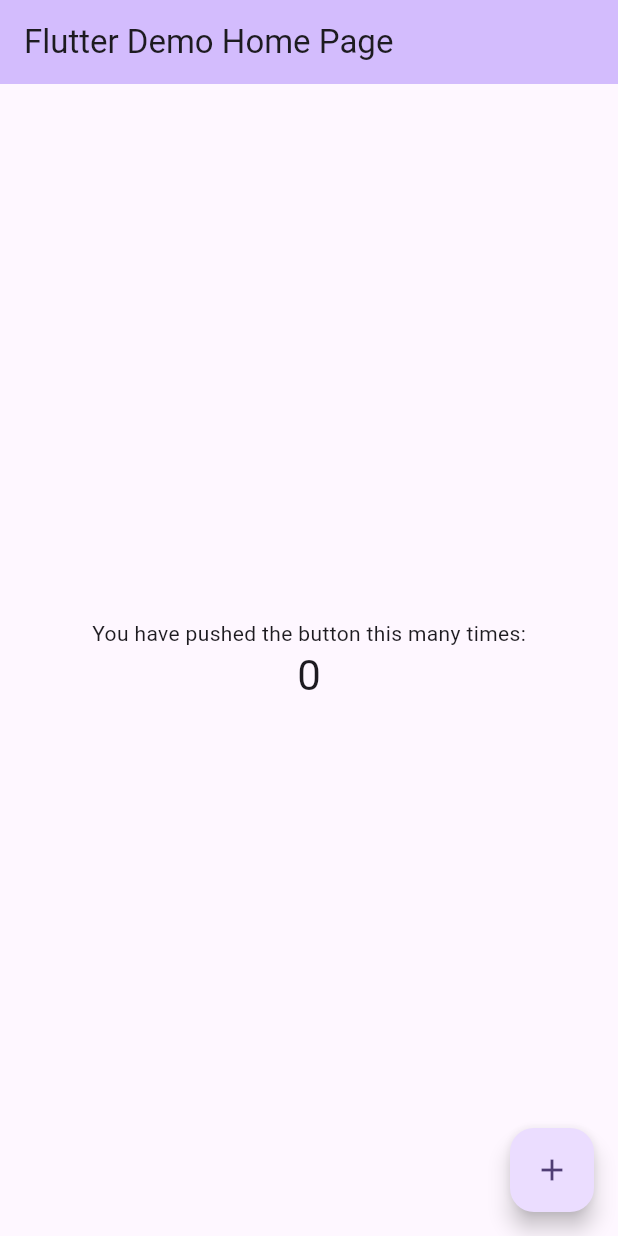
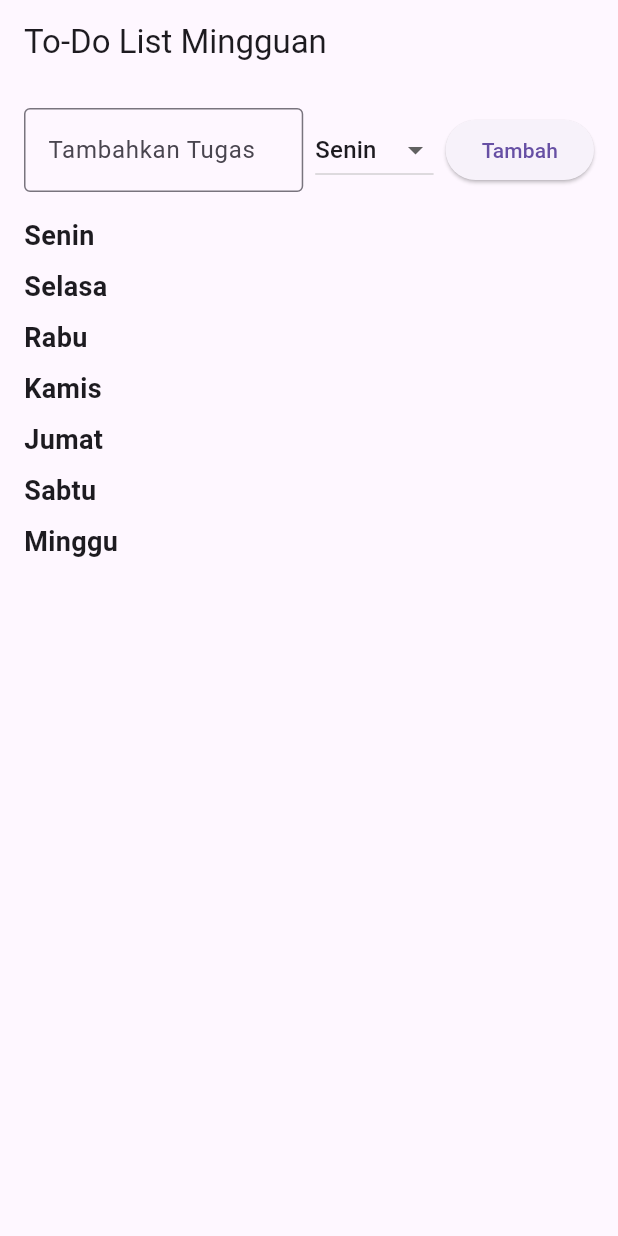
Before and after one commit to suradicomel/flutter, a Flutter app: the screen it shows after launch, on a phone screen of 412 x 824 dp. Run offline on Flutter 3.47's test engine with Material 3 defaults, Android fonts, the phone set to English and light mode, and no system bars.

Commit message:
mengeplementasikan code todo list di file main

```diff
--- a/to_do_list_app/lib/main.dart
+++ b/to_do_list_app/lib/main.dart
@@ -1,122 +1,160 @@
 import 'package:flutter/material.dart';
 
 void main() {
-  runApp(const MyApp());
+  runApp(const TodoListApp());
 }
 
-class MyApp extends StatelessWidget {
-  const MyApp({super.key});
+class TodoListApp extends StatelessWidget {
+  const TodoListApp({super.key});
 
-  // This widget is the root of your application.
   @override
   Widget build(BuildContext context) {
     return MaterialApp(
-      title: 'Flutter Demo',
+      debugShowCheckedModeBanner: false,
+      title: 'Todo List Mingguan',
       theme: ThemeData(
-        // This is the theme of your application.
-        //
-        // TRY THIS: Try running your application with "flutter run". You'll see
-        // the application has a purple toolbar. Then, without quitting the app,
-        // try changing the seedColor in the colorScheme below to Colors.green
-        // and then invoke "hot reload" (save your changes or press the "hot
-        // reload" button in a Flutter-supported IDE, or press "r" if you used
-        // the command line to start the app).
-        //
-        // Notice that the counter didn't reset back to zero; the application
-        // state is not lost during the reload. To reset the state, use hot
-        // restart instead.
-        //
-        // This works for code too, not just values: Most code changes can be
-        // tested with just a hot reload.
-        colorScheme: ColorScheme.fromSeed(seedColor: Colors.deepPurple),
+        primarySwatch: Colors.teal,
       ),
-      home: const MyHomePage(title: 'Flutter Demo Home Page'),
+      home: const TodoHomePage(),
     );
   }
 }
 
-class MyHomePage extends StatefulWidget {
-  const MyHomePage({super.key, required this.title});
-
-  // This widget is the home page of your application. It is stateful, meaning
-  // that it has a State object (defined below) that contains fields that affect
-  // how it looks.
-
-  // This class is the configuration for the state. It holds the values (in this
-  // case the title) provided by the parent (in this case the App widget) and
-  // used by the build method of the State. Fields in a Widget subclass are
-  // always marked "final".
-
-  final String title;
+class TodoHomePage extends StatefulWidget {
+  const TodoHomePage({super.key});
 
   @override
-  State<MyHomePage> createState() => _MyHomePageState();
+  _TodoHomePageState createState() => _TodoHomePageState();
 }
 
-class _MyHomePageState extends State<MyHomePage> {
-  int _counter = 0;
+class _TodoHomePageState extends State<TodoHomePage> {
+  // ✅ Struktur data untuk tugas per hari dengan status (selesai atau belum)
+  final Map<String, List<Map<String, dynamic>>> _weeklyTodos = {
+    'Senin': [],
+    'Selasa': [],
+    'Rabu': [],
+    'Kamis': [],
+    'Jumat': [],
+    'Sabtu': [],
+    'Minggu': [],
+  };
 
-  void _incrementCounter() {
+  final TextEditingController _controller = TextEditingController();
+  String _selectedDay = 'Senin'; // ✅ Hari default saat input tugas
+
+  // ✅ Tambah tugas ke hari tertentu
+  void _addTodo() {
+    final text = _controller.text;
+    if (text.isNotEmpty) {
+      setState(() {
+        _weeklyTodos[_selectedDay]!.add({
+          'task': text,
+          'isDone': false, // Status awal tugas adalah belum selesai
+        });
+        _controller.clear();
+      });
+    }
+  }
+
+  // ✅ Hapus tugas dari hari tertentu
+  void _removeTodo(String day, int index) {
     setState(() {
-      // This call to setState tells the Flutter framework that something has
-      // changed in this State, which causes it to rerun the build method below
-      // so that the display can reflect the updated values. If we changed
-      // _counter without calling setState(), then the build method would not be
-      // called again, and so nothing would appear to happen.
-      _counter++;
+      _weeklyTodos[day]!.removeAt(index);
+    });
+  }
+
+  // ✅ Ubah status tugas (selesai/belum selesai)
+  void _toggleTaskStatus(String day, int index) {
+    setState(() {
+      _weeklyTodos[day]![index]['isDone'] = !_weeklyTodos[day]![index]['isDone'];
     });
   }
 
   @override
   Widget build(BuildContext context) {
-    // This method is rerun every time setState is called, for instance as done
-    // by the _incrementCounter method above.
-    //
-    // The Flutter framework has been optimized to make rerunning build methods
-    // fast, so that you can just rebuild anything that needs updating rather
-    // than having to individually change instances of widgets.
     return Scaffold(
       appBar: AppBar(
-        // TRY THIS: Try changing the color here to a specific color (to
-        // Colors.amber, perhaps?) and trigger a hot reload to see the AppBar
-        // change color while the other colors stay the same.
-        backgroundColor: Theme.of(context).colorScheme.inversePrimary,
-        // Here we take the value from the MyHomePage object that was created by
-        // the App.build method, and use it to set our appbar title.
-        title: Text(widget.title),
+        title: const Text('To-Do List Mingguan'),
       ),
-      body: Center(
-        // Center is a layout widget. It takes a single child and positions it
-        // in the middle of the parent.
+      body: Padding(
+        padding: const EdgeInsets.all(16.0),
         child: Column(
-          // Column is also a layout widget. It takes a list of children and
-          // arranges them vertically. By default, it sizes itself to fit its
-          // children horizontally, and tries to be as tall as its parent.
-          //
-          // Column has various properties to control how it sizes itself and
-          // how it positions its children. Here we use mainAxisAlignment to
-          // center the children vertically; the main axis here is the vertical
-          // axis because Columns are vertical (the cross axis would be
-          // horizontal).
-          //
-          // TRY THIS: Invoke "debug painting" (choose the "Toggle Debug Paint"
-          // action in the IDE, or press "p" in the console), to see the
-          // wireframe for each widget.
-          mainAxisAlignment: MainAxisAlignment.center,
-          children: <Widget>[
-            const Text('You have pushed the button this many times:'),
-            Text(
-              '$_counter',
-              style: Theme.of(context).textTheme.headlineMedium,
+          children: [
+            // ✅ Form input tugas + dropdown hari
+            Row(
+              children: [
+                Expanded(
+                  child: TextField(
+                    controller: _controller,
+                    decoration: const InputDecoration(
+                      labelText: 'Tambahkan Tugas',
+                      border: OutlineInputBorder(),
+                    ),
+                  ),
+                ),
+                const SizedBox(width: 8),
+                DropdownButton<String>(
+                  value: _selectedDay,
+                  onChanged: (value) {
+                    setState(() {
+                      _selectedDay = value!;
+                    });
+                  },
+                  items: _weeklyTodos.keys
+                      .map((day) => DropdownMenuItem(
+                            value: day,
+                            child: Text(day),
+                          ))
+                      .toList(),
+                ),
+                const SizedBox(width: 8),
+                ElevatedButton(
+                  onPressed: _addTodo,
+                  child: const Text('Tambah'),
+                ),
+              ],
+            ),
+            const SizedBox(height: 16),
+
+            // ✅ Tampilan daftar tugas mingguan
+            Expanded(
+              child: ListView(
+                children: _weeklyTodos.entries.map((entry) {
+                  final day = entry.key;
+                  final todos = entry.value;
+
+                  return Column(
+                    crossAxisAlignment: CrossAxisAlignment.start,
+                    children: [
+                      Text(
+                        day,
+                        style: const TextStyle(
+                            fontSize: 18, fontWeight: FontWeight.bold),
+                      ),
+                      ...todos.asMap().entries.map((item) {
+                        return Card(
+                          child: ListTile(
+                            leading: Checkbox(
+                              value: item.value['isDone'],
+                              onChanged: (_) => _toggleTaskStatus(day, item.key),
+                            ),
+                            title: Text(item.value['task']),
+                            trailing: IconButton(
+                              icon: const Icon(Icons.delete),
+                              onPressed: () => _removeTodo(day, item.key),
+                            ),
+                          ),
+                        );
+                      }).toList(),
+                      const SizedBox(height: 8),
+                    ],
+                  );
+                }).toList(),
+              ),
             ),
           ],
         ),
       ),
-      floatingActionButton: FloatingActionButton(
-        onPressed: _incrementCounter,
-        tooltip: 'Increment',
-        child: const Icon(Icons.add),
-      ), // This trailing comma makes auto-formatting nicer for build methods.
     );
   }
 }
--- a/to_do_list_app/pubspec.yaml
+++ b/to_do_list_app/pubspec.yaml
@@ -34,6 +34,7 @@ dependencies:
   # The following adds the Cupertino Icons font to your application.
   # Use with the CupertinoIcons class for iOS style icons.
   cupertino_icons: ^1.0.8
+  http: ^1.0.0
 
 dev_dependencies:
   flutter_test:
```
Also changed, not shown: to_do_list_app/lib/tiga.dart (added), to_do_list_app/pubspec.lock.
